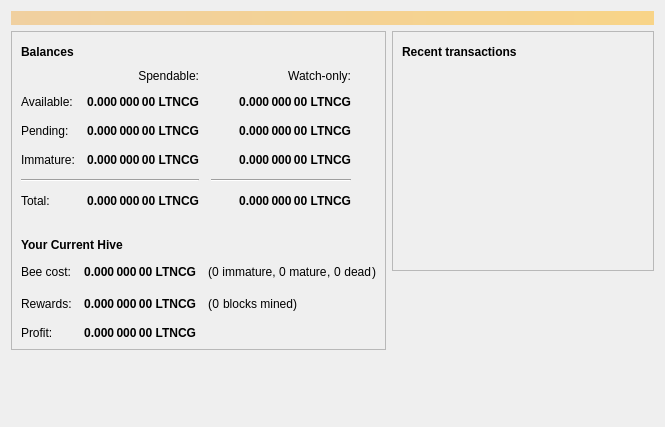
This is src/qt/forms/overviewpage.ui in MerlinMagic2018/Lightning-Cash as Qt 5 draws it before an edit. The edited form follows.
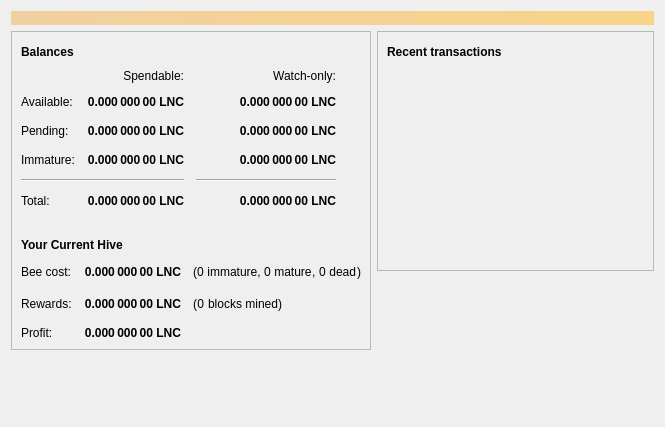
This is the edited form. Icons and pictures are not drawn.

Patch:
```diff
--- a/src/qt/forms/overviewpage.ui
+++ b/src/qt/forms/overviewpage.ui
@@ -134,7 +134,7 @@
                <string>Unconfirmed transactions to watch-only addresses</string>
               </property>
               <property name="text">
-               <string notr="true">0.000 000 00 LTNCG</string>
+               <string notr="true">0.000 000 00 LNC</string>
               </property>
               <property name="alignment">
                <set>Qt::AlignRight|Qt::AlignTrailing|Qt::AlignVCenter</set>
@@ -159,7 +159,7 @@
                <string>Total of transactions that have yet to be confirmed, and do not yet count toward the spendable balance</string>
               </property>
               <property name="text">
-               <string notr="true">0.000 000 00 LTNCG</string>
+               <string notr="true">0.000 000 00 LNC</string>
               </property>
               <property name="alignment">
                <set>Qt::AlignRight|Qt::AlignTrailing|Qt::AlignVCenter</set>
@@ -184,7 +184,7 @@
                <string>Mined balance in watch-only addresses that has not yet matured</string>
               </property>
               <property name="text">
-               <string notr="true">0.000 000 00 LTNCG</string>
+               <string notr="true">0.000 000 00 LNC</string>
               </property>
               <property name="alignment">
                <set>Qt::AlignRight|Qt::AlignTrailing|Qt::AlignVCenter</set>
@@ -242,7 +242,7 @@
                <string>Mined balance that has not yet matured</string>
               </property>
               <property name="text">
-               <string notr="true">0.000 000 00 LTNCG</string>
+               <string notr="true">0.000 000 00 LNC</string>
               </property>
               <property name="alignment">
                <set>Qt::AlignRight|Qt::AlignTrailing|Qt::AlignVCenter</set>
@@ -287,7 +287,7 @@
                <string>Your current total balance</string>
               </property>
               <property name="text">
-               <string notr="true">0.000 000 00 LTNCG</string>
+               <string notr="true">0.000 000 00 LNC</string>
               </property>
               <property name="alignment">
                <set>Qt::AlignRight|Qt::AlignTrailing|Qt::AlignVCenter</set>
@@ -312,7 +312,7 @@
                <string>Current total balance in watch-only addresses</string>
               </property>
               <property name="text">
-               <string notr="true">0.000 000 00 LTNCG</string>
+               <string notr="true">0.000 000 00 LNC</string>
               </property>
               <property name="alignment">
                <set>Qt::AlignRight|Qt::AlignTrailing|Qt::AlignVCenter</set>
@@ -354,7 +354,7 @@
                <string>Your current spendable balance</string>
               </property>
               <property name="text">
-               <string notr="true">0.000 000 00 LTNCG</string>
+               <string notr="true">0.000 000 00 LNC</string>
               </property>
               <property name="alignment">
                <set>Qt::AlignRight|Qt::AlignTrailing|Qt::AlignVCenter</set>
@@ -379,7 +379,7 @@
                <string>Your current balance in watch-only addresses</string>
               </property>
               <property name="text">
-               <string notr="true">0.000 000 00 LTNCG</string>
+               <string notr="true">0.000 000 00 LNC</string>
               </property>
               <property name="alignment">
                <set>Qt::AlignRight|Qt::AlignTrailing|Qt::AlignVCenter</set>
@@ -514,7 +514,7 @@
                </font>
               </property>
               <property name="text">
-               <string>0.000 000 00 LTNCG</string>
+               <string>0.000 000 00 LNC</string>
               </property>
               <property name="alignment">
                <set>Qt::AlignRight|Qt::AlignTrailing|Qt::AlignVCenter</set>
@@ -530,7 +530,7 @@
                </font>
               </property>
               <property name="text">
-               <string>0.000 000 00 LTNCG</string>
+               <string>0.000 000 00 LNC</string>
               </property>
               <property name="alignment">
                <set>Qt::AlignRight|Qt::AlignTrailing|Qt::AlignVCenter</set>
@@ -546,7 +546,7 @@
                </font>
               </property>
               <property name="text">
-               <string>0.000 000 00 LTNCG</string>
+               <string>0.000 000 00 LNC</string>
               </property>
               <property name="alignment">
                <set>Qt::AlignRight|Qt::AlignTrailing|Qt::AlignVCenter</set>
```
Left out of the diff: 6 changed lines with no effect on the pictures.
